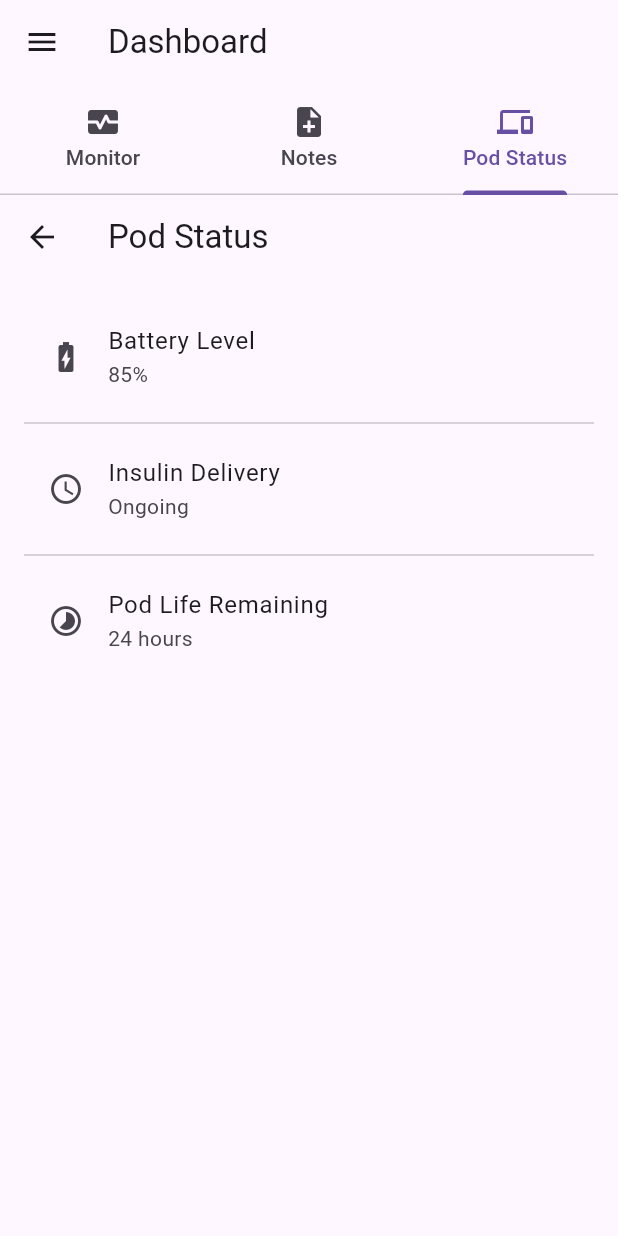
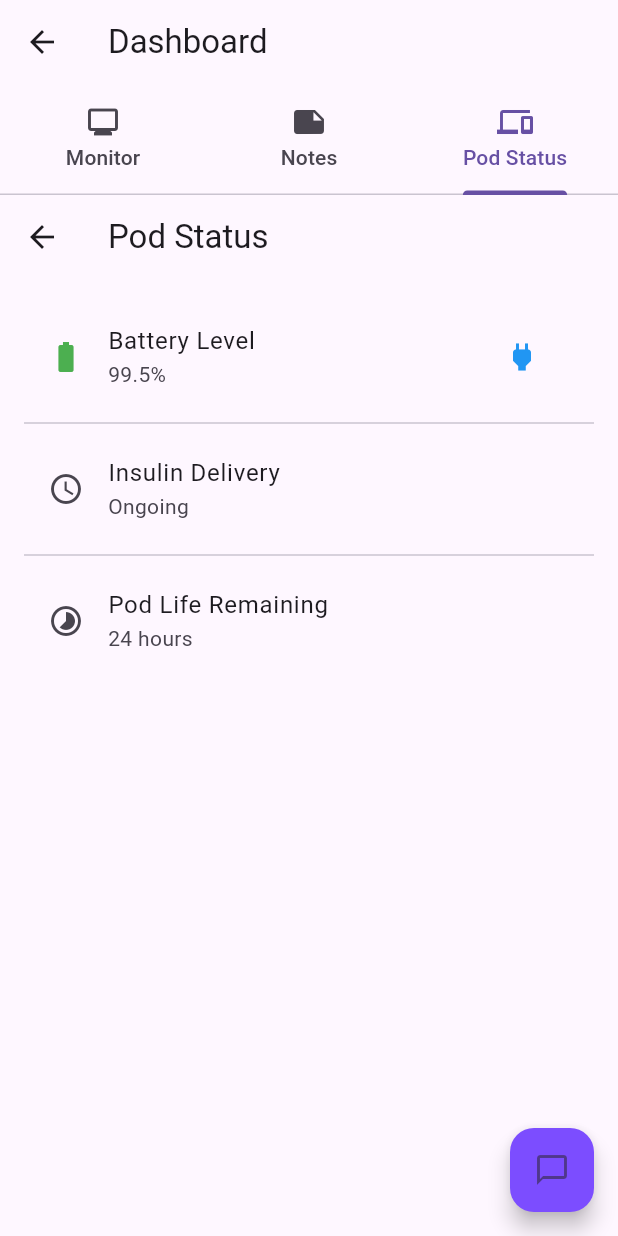
Before and after one commit to ChicoState/smartinsulin, a Flutter app: the TabbedDashboardScreen screen opened by its route, tab 3 chosen, on a phone screen of 412 x 824 dp. Run offline on Flutter 3.47's test engine with Material 3 defaults, Android fonts, the phone set to English and light mode, and no system bars; our stand-ins replace cloud_firestore, firebase_auth, firebase_core, flutter_gemini; accounts and stored records are empty; generated files the repository leaves out were written again.

Commit message:
New page(s)

```diff
--- a/insulinix_app/lib/routes/app_routes.dart
+++ b/insulinix_app/lib/routes/app_routes.dart
@@ -14,6 +14,8 @@ import '../screens/errors/error_overlay_screen.dart';
 import '../screens/errors/error_detail_screen.dart';
 import '../screens/errors/error_notification_screen.dart';
 import '../screens/auth/userprofile_screen.dart';
+import '../screens/dashboard/components/chatbox_screen.dart';
+import '../screens/dashboard/components/gemini_service.dart';
 
 
 final Map<String, WidgetBuilder> appRoutes = {
@@ -32,5 +34,6 @@ final Map<String, WidgetBuilder> appRoutes = {
   '/error-detail': (_) => const ErrorDetailScreen(),
   '/error-notification': (_) => const ErrorNotificationScreen(),
   '/profile': (_) => const UserProfileScreen(),
+  '/chatbox': (_) => const ChatBoxScreen(),
 
 };
--- a/insulinix_app/lib/screens/dashboard/main_device_screen.dart
+++ b/insulinix_app/lib/screens/dashboard/main_device_screen.dart
@@ -3,6 +3,8 @@ import 'components/device_tile.dart';
 import 'components/last_bolus_tile.dart';
 import 'components/cgm_tile.dart';
 import 'components/drawer_menu.dart';
+import 'components/chatbox_screen.dart';
+import 'components/gemini_service.dart';
 
 class MainDeviceScreen extends StatelessWidget {
   const MainDeviceScreen({super.key});
--- a/insulinix_app/lib/screens/dashboard/pod_status_screen.dart
+++ b/insulinix_app/lib/screens/dashboard/pod_status_screen.dart
@@ -1,29 +1,94 @@
+import 'dart:async';
 import 'package:flutter/material.dart';
 
-class PodStatusScreen extends StatelessWidget {
+// --- Battery Simulator Class (can be extracted to battery_simulator.dart) ---
+class BatterySimulator {
+  double _batteryLevel = 100.0; // percent
+  bool isCharging = false;
+
+  void simulateDrain({bool deliveringInsulin = false}) {
+    if (isCharging) {
+      _batteryLevel = (_batteryLevel + 1).clamp(0.0, 100.0);
+    } else {
+      double drainRate = deliveringInsulin ? 0.5 : 0.1;
+      _batteryLevel = (_batteryLevel - drainRate).clamp(0.0, 100.0);
+    }
+  }
+
+  void toggleCharging() {
+    isCharging = !isCharging;
+  }
+
+  double get batteryLevel => _batteryLevel;
+  bool get charging => isCharging;
+}
+
+// --- Main PodStatusScreen with Battery Simulation ---
+class PodStatusScreen extends StatefulWidget {
   const PodStatusScreen({super.key});
 
   @override
+  State<PodStatusScreen> createState() => _PodStatusScreenState();
+}
+
+class _PodStatusScreenState extends State<PodStatusScreen> {
+  final BatterySimulator _batterySimulator = BatterySimulator();
+  late Timer _timer;
+
+  @override
+  void initState() {
+    super.initState();
+    _timer = Timer.periodic(const Duration(seconds: 1), (timer) {
+      setState(() {
+        _batterySimulator.simulateDrain(deliveringInsulin: true); // Simulating active delivery
+      });
+    });
+  }
+
+  @override
+  void dispose() {
+    _timer.cancel();
+    super.dispose();
+  }
+
+  @override
   Widget build(BuildContext context) {
+    final batteryLevel = _batterySimulator.batteryLevel.toStringAsFixed(1);
+    final isCharging = _batterySimulator.charging;
+
     return Scaffold(
       appBar: AppBar(title: const Text('Pod Status')),
       body: Padding(
         padding: const EdgeInsets.all(16.0),
         child: Column(
-          children: const [
+          children: [
             ListTile(
-              leading: Icon(Icons.battery_charging_full),
-              title: Text('Battery Level'),
-              subtitle: Text('85%'),
+              leading: Icon(
+                isCharging ? Icons.battery_charging_full : Icons.battery_std,
+                color: _batterySimulator.batteryLevel > 20 ? Colors.green : Colors.red,
+              ),
+              title: const Text('Battery Level'),
+              subtitle: Text('$batteryLevel%'),
+              trailing: IconButton(
+                icon: Icon(
+                  isCharging ? Icons.power_off : Icons.power,
+                  color: Colors.blue,
+                ),
+                onPressed: () {
+                  setState(() {
+                    _batterySimulator.toggleCharging();
+                  });
+                },
+              ),
             ),
-            Divider(),
-            ListTile(
+            const Divider(),
+            const ListTile(
               leading: Icon(Icons.access_time),
               title: Text('Insulin Delivery'),
               subtitle: Text('Ongoing'),
             ),
-            Divider(),
-            ListTile(
+            const Divider(),
+            const ListTile(
               leading: Icon(Icons.timelapse),
               title: Text('Pod Life Remaining'),
               subtitle: Text('24 hours'),
--- a/insulinix_app/lib/screens/dashboard/tabbed_dashboard_screen.dart
+++ b/insulinix_app/lib/screens/dashboard/tabbed_dashboard_screen.dart
@@ -2,8 +2,7 @@ import 'package:flutter/material.dart';
 import 'monitor_screen.dart';
 import 'add_note_screen.dart';
 import 'pod_status_screen.dart';
-import '../../widgets/custom_drawer.dart';
-
+import 'components/chatbox_screen.dart';
 
 class TabbedDashboardScreen extends StatelessWidget {
   const TabbedDashboardScreen({super.key});
@@ -11,21 +10,35 @@ class TabbedDashboardScreen extends StatelessWidget {
   @override
   Widget build(BuildContext context) {
     return DefaultTabController(
-      length: 3, // Number of tabs
+      length: 3,
       child: Scaffold(
-        drawer: const CustomDrawer(),
         appBar: AppBar(
           title: const Text("Dashboard"),
           bottom: const TabBar(
             tabs: [
-              Tab(icon: Icon(Icons.monitor_heart), text: "Monitor"),
-              Tab(icon: Icon(Icons.note_add), text: "Notes"),
-              Tab(icon: Icon(Icons.devices), text: "Pod Status"),
+              Tab(icon: Icon(Icons.monitor), text: 'Monitor'),
+              Tab(icon: Icon(Icons.note), text: 'Notes'),
+              Tab(icon: Icon(Icons.devices), text: 'Pod Status'),
             ],
           ),
         ),
         body: const TabBarView(
-          children: [MonitorScreen(), AddNoteScreen(), PodStatusScreen()],
+          children: [
+            MonitorScreen(),
+            AddNoteScreen(),
+            PodStatusScreen(),
+          ],
+        ),
+        floatingActionButton: FloatingActionButton(
+          backgroundColor: Colors.deepPurpleAccent,
+          child: const Icon(Icons.chat_bubble_outline),
+          tooltip: 'Chat Assistant',
+          onPressed: () {
+            Navigator.push(
+              context,
+              MaterialPageRoute(builder: (_) => const ChatBoxScreen()),
+            );
+          },
         ),
       ),
     );
--- a/insulinix_app/pubspec.yaml
+++ b/insulinix_app/pubspec.yaml
@@ -39,6 +39,7 @@ dependencies:
   firebase_auth: ^5.5.2
   firebase_storage: ^12.4.5
   image_picker: ^1.1.2
+  flutter_gemini: ^3.0.0
 
   uuid: ^4.5.1
 
```
Also changed, not shown: insulinix_app/lib/screens/dashboard/components/chatbox_screen.dart (added, +104 -0 lines), insulinix_app/lib/screens/dashboard/components/gemini_service.dart (added, +35 -0 lines), insulinix_app/pubspec.lock, 1 other file.
